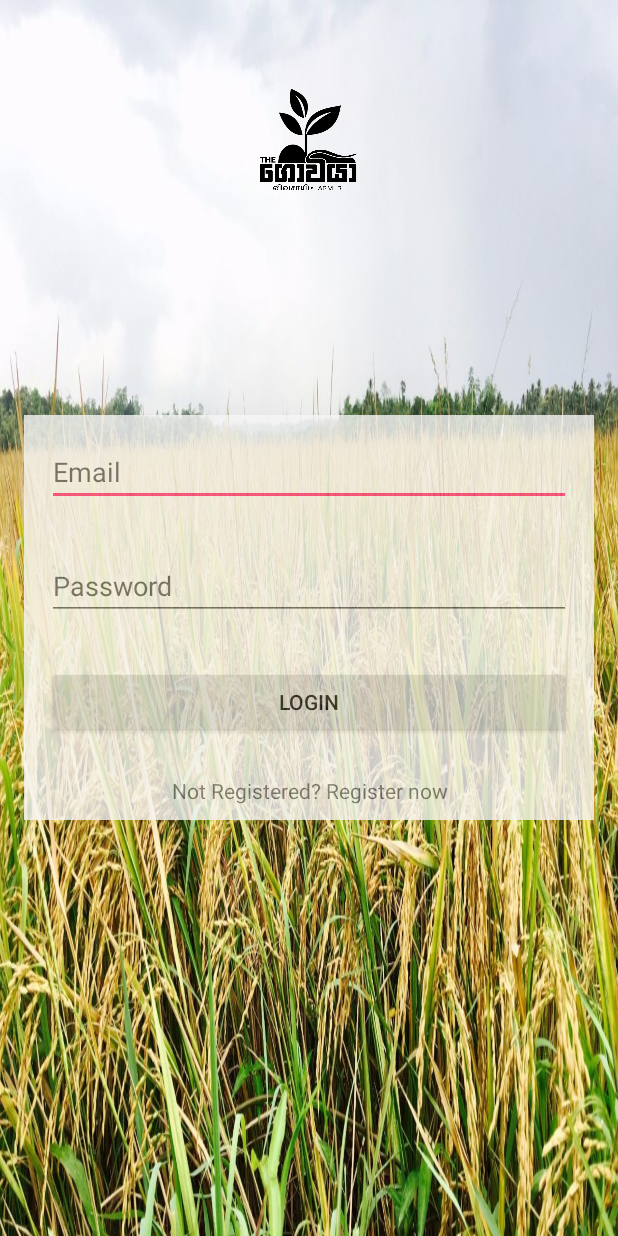
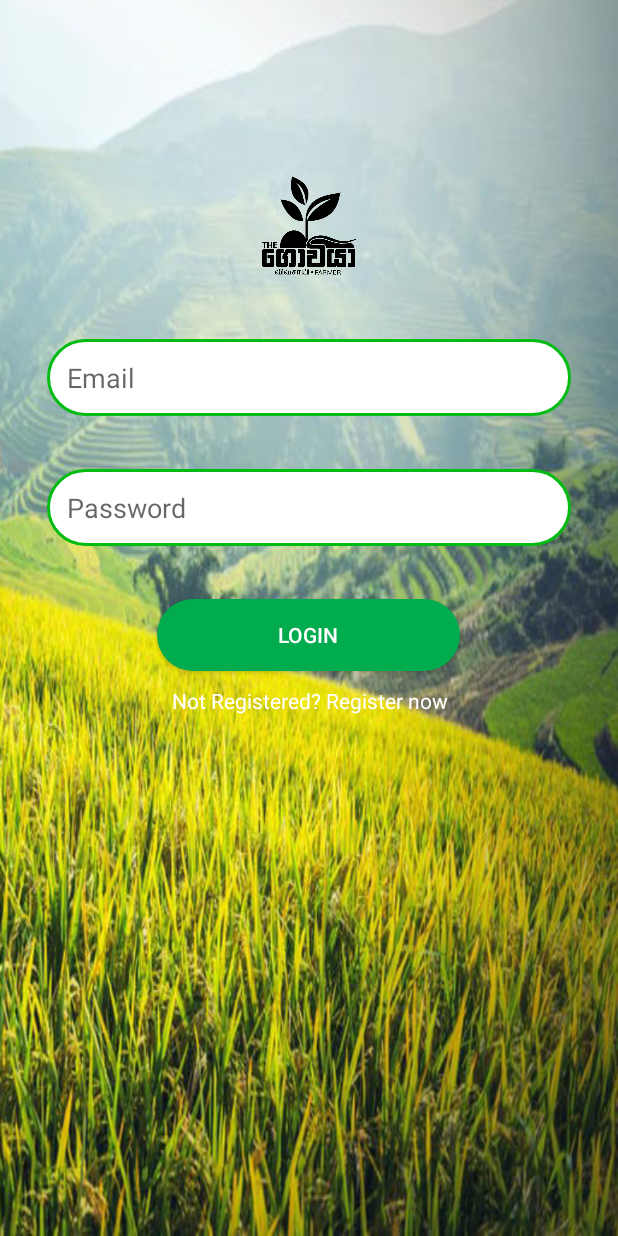
Before and after one commit to pasan9/theGoviya, an Android app: the screen it shows after launch (MainActivity), on a phone screen of 412 x 824 dp. Run offline under Robolectric (Android 15) with nearby library versions, the phone set to English and light mode, and no system bars; our stand-ins replace Firebase (no records; nobody signed in at launch, a user with empty details on screens opened directly).

Commit message:
Interface Changed

```diff
--- a/app/src/main/java/com/example/saucecode/thegoviya/MainActivity.java
+++ b/app/src/main/java/com/example/saucecode/thegoviya/MainActivity.java
@@ -94,7 +94,7 @@ public class MainActivity extends AppCompatActivity implements View.OnClickListe
                 });
     }
 
-    public void loadHome(){ //launch home activity
+    public void loadHome(){
         Intent homeIntent = new Intent(this, homeActivity.class);
         startActivity(homeIntent);
         this.finish();
--- /dev/null
+++ b/app/src/main/res/drawable/round_green_button.xml
@@ -0,0 +1,10 @@
+<?xml version="1.0" encoding="utf-8"?>
+<shape xmlns:android="http://schemas.android.com/apk/res/android"
+    android:shape="rectangle"
+    android:padding ="2dp"
+    >
+
+    <solid android:color="#00ac4d"/>
+    <corners android:radius="50dp"/>
+
+</shape>
--- /dev/null
+++ b/app/src/main/res/drawable/rounded_edit_text.xml
@@ -0,0 +1,13 @@
+<?xml version="1.0" encoding="utf-8"?>
+<shape xmlns:android="http://schemas.android.com/apk/res/android"
+    android:shape="rectangle"
+    android:padding ="2dp">
+
+    <solid android:color="#FFFFFF"/>
+    <stroke android:color="#00bc12"
+     android:width="2dp" />
+    <corners android:radius="50dp"/>
+
+
+
+</shape>
--- a/app/src/main/res/layout/activity_main.xml
+++ b/app/src/main/res/layout/activity_main.xml
@@ -9,60 +9,92 @@
     android:paddingLeft="@dimen/activity_horizontal_margin"
     android:paddingRight="@dimen/activity_horizontal_margin"
     android:paddingTop="@dimen/activity_vertical_margin"
-    android:background="@drawable/thegoviyalogin"
+    android:background="@drawable/login_screen_back"
 
     tools:context="com.example.saucecode.thegoviya.MainActivity">
 
+
+    <RelativeLayout
+        android:layout_width="wrap_content"
+        android:layout_height="wrap_content"
+        android:layout_alignParentTop="true"
+        android:layout_alignParentLeft="true"
+        android:layout_alignParentStart="true"
+        android:layout_marginTop="60dp">
+
+
         <ImageView
-        android:layout_width="250dp"
-        app:srcCompat="@drawable/goviyalogo1"
             android:id="@+id/imageView"
-        android:layout_height="155dp"
-        android:layout_centerHorizontal="true"
-        android:layout_marginBottom="187dp" />
+            android:layout_width="match_parent"
+            android:layout_height="150dp"
+            android:layout_alignParentLeft="true"
+            android:layout_alignParentStart="true"
+            android:layout_alignParentTop="true"
+
+            app:srcCompat="@drawable/goviyalogo1" />
+
 
         <LinearLayout
-        android:background="#F7F6F6"
-        android:alpha="0.8"
+            android:layout_width="match_parent"
+            android:layout_height="wrap_content"
+            android:layout_below="@id/imageView"
             android:layout_centerHorizontal="true"
             android:layout_centerVertical="true"
-        android:orientation="vertical"
-        android:layout_width="match_parent"
-        android:layout_height="wrap_content" >
-
+            android:orientation="vertical">
 
 
             <EditText
-            android:layout_margin="15dp"
-            android:inputType="text"
-            android:hint="Email"
                 android:id="@+id/email"
                 android:layout_width="match_parent"
-            android:layout_height="wrap_content" />
+                android:layout_height="wrap_content"
+                android:layout_marginLeft="15dp"
+                android:layout_marginRight="15dp"
+                android:background="@drawable/rounded_edit_text"
+                android:hint="Email"
+                android:inputType="text"
+                android:padding="13dp"
+
+                 />
 
             <EditText
-            android:layout_margin="15dp"
-            android:inputType="textPassword"
-            android:hint="Password"
                 android:id="@+id/password"
                 android:layout_width="match_parent"
-            android:layout_height="wrap_content" />
+                android:layout_height="wrap_content"
+                android:layout_marginTop="35dp"
+                android:layout_marginLeft="15dp"
+                android:layout_marginRight="15dp"
+
+                android:background="@drawable/rounded_edit_text"
+                android:hint="Password"
+                android:inputType="textPassword"
+                android:padding="13dp" />
 
             <Button
-            android:layout_margin="15dp"
                 android:id="@+id/loginBtn"
+                android:layout_width="202dp"
+                android:layout_height="wrap_content"
+                android:layout_gravity="center"
+                android:layout_marginLeft="15dp"
+                android:layout_marginRight="15dp"
+                android:layout_marginTop="35dp"
+                android:background="@drawable/round_green_button"
                 android:text="Login"
+                android:textColor="#ffffff" />
+
+            <TextView
+                android:id="@+id/txtViewlogin"
                 android:layout_width="match_parent"
-            android:layout_height="wrap_content" />
-        <TextView
-            android:textAlignment="center"
+                android:layout_height="wrap_content"
+                android:layout_centerHorizontal="true"
                 android:layout_margin="10dp"
                 android:text="Not Registered? Register now"
-            android:id="@+id/txtViewlogin"
-            android:layout_width="match_parent"
-            android:layout_height="wrap_content" />
+                android:textAlignment="center"
+                android:textColor="#FFFFFF" />
 
         </LinearLayout>
+
+
+    </RelativeLayout>
 
 
 
--- a/app/src/main/res/values/styles.xml
+++ b/app/src/main/res/values/styles.xml
@@ -8,4 +8,6 @@
         <item name="colorAccent">@color/colorAccent</item>
     </style>
 
+    <style name="GoviyaTheme" parent="Theme.AppCompat.Light.NoActionBar" />
+
 </resources>
--- /dev/null
+++ b/app/src/main/res/values/values.xml
@@ -0,0 +1,4 @@
+<?xml version="1.0" encoding="utf-8"?>
+<resources>
+    <color name="primary_dark_material_light">#00ac4d</color>
+</resources>
```
Also changed, not shown: app/src/main/AndroidManifest.xml (+6 -5 lines), app/src/main/res/drawable/rounded_corner_layout.xml (added, +12 -0 lines), app/src/main/res/layout/activity_reg.xml (+11 -6 lines), app/src/main/res/drawable/login_screen_back.jpg (added), 1 other file. Lines whose indentation alone changed are shown as unchanged.
